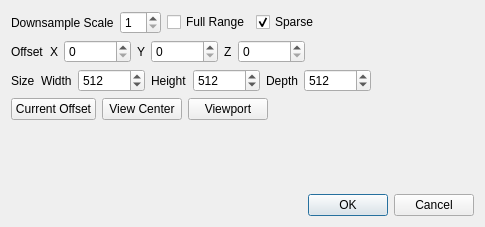
Qt form neurolabi/gui/dialogs/zflyemgrayscaledialog.ui (janelia-flyem/NeuTu) before a commit.
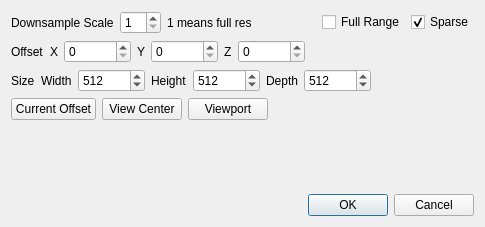
The same form after that commit.

The edit to the form file:
```diff
--- a/neurolabi/gui/dialogs/zflyemgrayscaledialog.ui
+++ b/neurolabi/gui/dialogs/zflyemgrayscaledialog.ui
@@ -31,19 +31,9 @@
       </widget>
      </item>
      <item>
-      <widget class="QCheckBox" name="fullRangeCheckBox">
+      <widget class="QLabel" name="label_9">
        <property name="text">
-        <string>Full Range</string>
-       </property>
-      </widget>
-     </item>
-     <item>
-      <widget class="QCheckBox" name="sparseCheckBox">
-       <property name="text">
-        <string>Sparse</string>
-       </property>
-       <property name="checked">
-        <bool>true</bool>
+        <string>1 means full res</string>
        </property>
       </widget>
      </item>
@@ -60,6 +50,23 @@
        </property>
       </spacer>
      </item>
+     <item>
+      <widget class="QCheckBox" name="fullRangeCheckBox">
+       <property name="text">
+        <string>Full Range</string>
+       </property>
+      </widget>
+     </item>
+     <item>
+      <widget class="QCheckBox" name="sparseCheckBox">
+       <property name="text">
+        <string>Sparse</string>
+       </property>
+       <property name="checked">
+        <bool>true</bool>
+       </property>
+      </widget>
+     </item>
     </layout>
    </item>
    <item>
```
